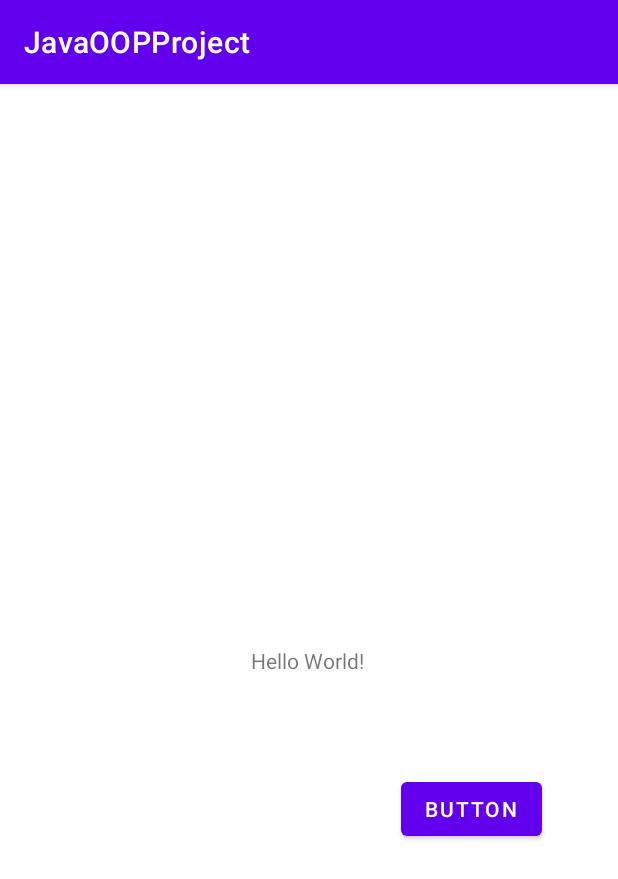
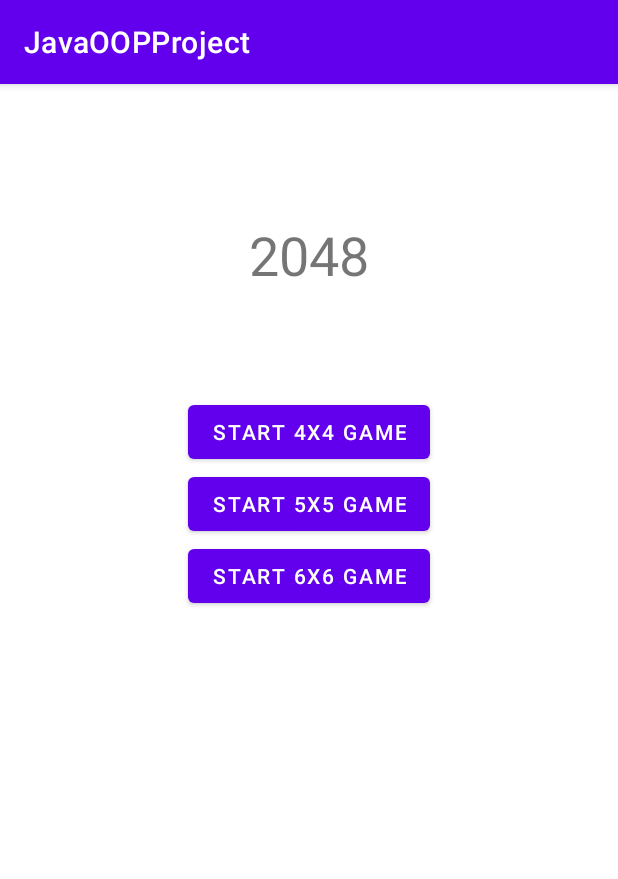
Before and after one commit to LucasMerkert/JavaOOPProject, an Android app: the screen it shows after launch (MainActivity), on a phone screen of 412 x 824 dp. Shown: the top 879 px of the screen. Run offline under Robolectric (Android 15) with nearby library versions, the phone set to English and light mode, and no system bars.

Commit message:
1. New Title Screen 2. Resolved Crash on new Activity launch

```diff
--- a/app/src/main/java/de/frauas/oopj/project2048/Grid4x4.java
+++ b/app/src/main/java/de/frauas/oopj/project2048/Grid4x4.java
@@ -11,8 +11,5 @@ public class Grid4x4 extends AppCompatActivity {
     protected void onCreate(Bundle savedInstanceState) {
         super.onCreate(savedInstanceState);
         setContentView(R.layout.activity_grid4x4);
-
-        TextView textView = findViewById(R.id.textView20);
-        textView.setText("Hello this is test");
     }
 }
--- a/app/src/main/java/de/frauas/oopj/project2048/MainActivity.java
+++ b/app/src/main/java/de/frauas/oopj/project2048/MainActivity.java
@@ -5,6 +5,7 @@ import androidx.appcompat.app.AppCompatActivity;
 import android.content.Intent;
 import android.os.Bundle;
 import android.view.View;
+import android.widget.Button;
 import android.widget.EditText;
 
 import static android.provider.AlarmClock.EXTRA_MESSAGE;
@@ -18,9 +19,36 @@ public class MainActivity extends AppCompatActivity {
     protected void onCreate(Bundle savedInstanceState) {
         super.onCreate(savedInstanceState);
         setContentView(R.layout.activity_main);
+
+        /*
+          Sets up an on-click-listener for each button, executing the respective code block assigned to the button-listener
+         */
+        final Button _button4x4 = findViewById(R.id.button4x4);
+        _button4x4.setOnClickListener(v -> {
+            //Button 4x4 is clicked; Start 4x4 View
+            open4x4activity();
+        });
+/*
+        final Button _button5x5 = findViewById(R.id.button5x5);
+        _button5x5.setOnClickListener(v -> {
+            @Override
+            public void onClick(View v) {
+                //Button 5x5 is clicked; Start 4x4 View
+                open5x5activity();
+            }
+        });
+
+        final Button _button6x6 = findViewById(R.id.button6x6);
+        _button6x6.setOnClickListener(v -> {
+            @Override
+            public void onClick(View v) {
+                //Button 6x6 is clicked; Start 4x4 View
+                open5x5activity();
+            }
+        });*/
     }
 
-    public void sendMessage(View view) {
+    public void open4x4activity(){
         Intent grid4x4open = new Intent(this, Grid4x4.class);
         startActivity(grid4x4open);
     }
--- a/app/src/main/res/layout/activity_grid4x4.xml
+++ b/app/src/main/res/layout/activity_grid4x4.xml
@@ -30,7 +30,8 @@
         app:layout_constraintBottom_toBottomOf="parent"
         app:layout_constraintDimensionRatio="1:1"
         app:layout_constraintEnd_toEndOf="parent"
-        app:layout_constraintStart_toStartOf="parent">
+        app:layout_constraintStart_toStartOf="parent"
+        android:layout_height="387dp">
 
         <TableRow
             android:layout_width="match_parent"
--- a/app/src/main/res/layout/activity_main.xml
+++ b/app/src/main/res/layout/activity_main.xml
@@ -7,28 +7,46 @@
     tools:context=".MainActivity">
 
     <TextView
+        android:id="@+id/textViewGameTitle"
         android:layout_width="wrap_content"
         android:layout_height="wrap_content"
-        android:text="Hello World!"
-        app:layout_constraintBottom_toBottomOf="parent"
+        android:layout_marginTop="89dp"
+        android:text="@string/game_title"
+        android:textSize="36sp"
+        android:typeface="normal"
         app:layout_constraintEnd_toEndOf="parent"
-        app:layout_constraintHorizontal_bias="0.498"
-        app:layout_constraintLeft_toLeftOf="parent"
-        app:layout_constraintRight_toRightOf="parent"
+        app:layout_constraintHorizontal_bias="0.5"
         app:layout_constraintStart_toStartOf="parent"
         app:layout_constraintTop_toTopOf="parent" />
 
     <Button
-        android:id="@+id/button"
+        android:id="@+id/button4x4"
         android:layout_width="wrap_content"
         android:layout_height="wrap_content"
-        android:onClick="sendMessage"
-        android:text="Button"
-        app:layout_constraintBottom_toBottomOf="parent"
+        android:layout_marginTop="70dp"
+        android:text="@string/start4x4button"
         app:layout_constraintEnd_toEndOf="parent"
-        app:layout_constraintHorizontal_bias="0.84"
+        app:layout_constraintHorizontal_bias="0.5"
         app:layout_constraintStart_toStartOf="parent"
-        app:layout_constraintTop_toTopOf="parent"
-        app:layout_constraintVertical_bias="0.638" />
+        app:layout_constraintTop_toBottomOf="@+id/textViewGameTitle" />
+
+    <Button
+        android:id="@+id/button5x5"
+        android:layout_width="wrap_content"
+        android:layout_height="wrap_content"
+        android:text="@string/start5x5button"
+        app:layout_constraintEnd_toEndOf="parent"
+        app:layout_constraintStart_toStartOf="parent"
+        app:layout_constraintTop_toBottomOf="@+id/button4x4" />
+
+    <Button
+        android:id="@+id/button6x6"
+        android:layout_width="wrap_content"
+        android:layout_height="wrap_content"
+        android:text="@string/start6x6button"
+        app:layout_constraintEnd_toEndOf="parent"
+        app:layout_constraintHorizontal_bias="0.5"
+        app:layout_constraintStart_toStartOf="parent"
+        app:layout_constraintTop_toBottomOf="@+id/button5x5" />
 
 </androidx.constraintlayout.widget.ConstraintLayout>
--- a/app/src/main/res/values/strings.xml
+++ b/app/src/main/res/values/strings.xml
@@ -1,3 +1,7 @@
 <resources>
     <string name="app_name">JavaOOPProject</string>
+    <string name="game_title">2048</string>
+    <string name="start4x4button">Start 4x4 game</string>
+    <string name="start5x5button">Start 5x5 game</string>
+    <string name="start6x6button">Start 6x6 game</string>
 </resources>
```
